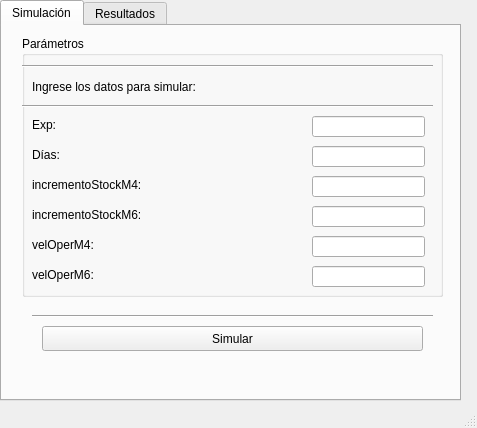
The window that window.ui (brunohughes/MyS-FabricaDeMesas) describes before a commit, drawn with Qt 5.
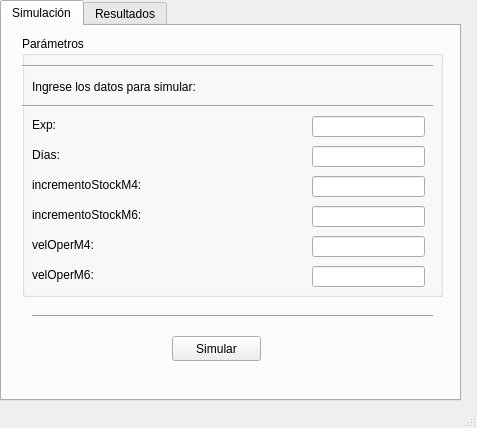
The same window after the commit.

```diff
--- a/window.ui
+++ b/window.ui
@@ -223,19 +223,6 @@
        <enum>Qt::Horizontal</enum>
       </property>
      </widget>
-     <widget class="QToolButton" name="btnSimulacion">
-      <property name="geometry">
-       <rect>
-        <x>40</x>
-        <y>300</y>
-        <width>381</width>
-        <height>25</height>
-       </rect>
-      </property>
-      <property name="text">
-       <string>Simular</string>
-      </property>
-     </widget>
      <widget class="QLabel" name="label_6">
       <property name="geometry">
        <rect>
@@ -249,6 +236,19 @@
        <string>velOperM6:</string>
       </property>
      </widget>
+     <widget class="QPushButton" name="btnSimulacion">
+      <property name="geometry">
+       <rect>
+        <x>170</x>
+        <y>310</y>
+        <width>89</width>
+        <height>25</height>
+       </rect>
+      </property>
+      <property name="text">
+       <string>Simular</string>
+      </property>
+     </widget>
     </widget>
     <widget class="QWidget" name="tabResultados">
      <attribute name="title">
```
Left out of the diff: 12 changed lines with no effect on the pictures.
